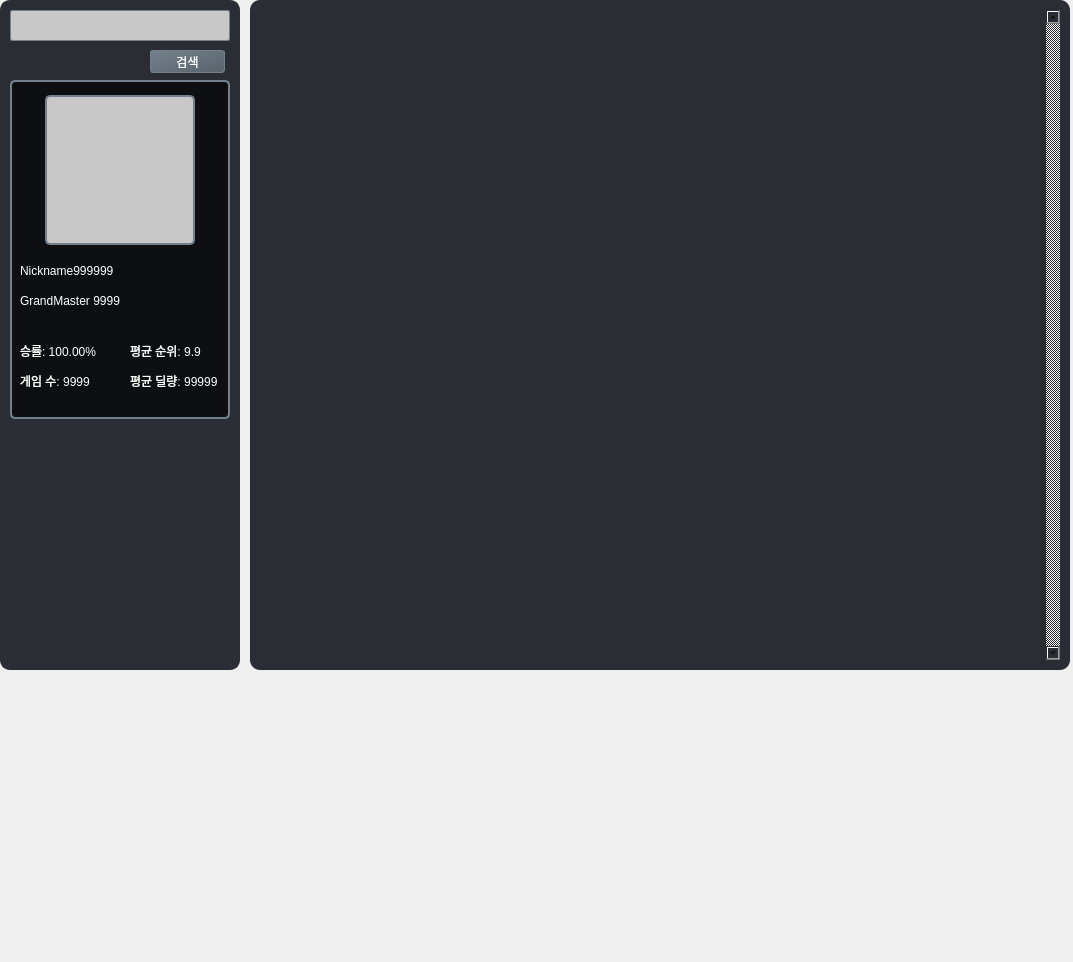
Qt form Data/UI/Record/RecordFrame.ui (CSID-DGU/2024-1-OSSP2-team-08-GameAssistant) before a commit.
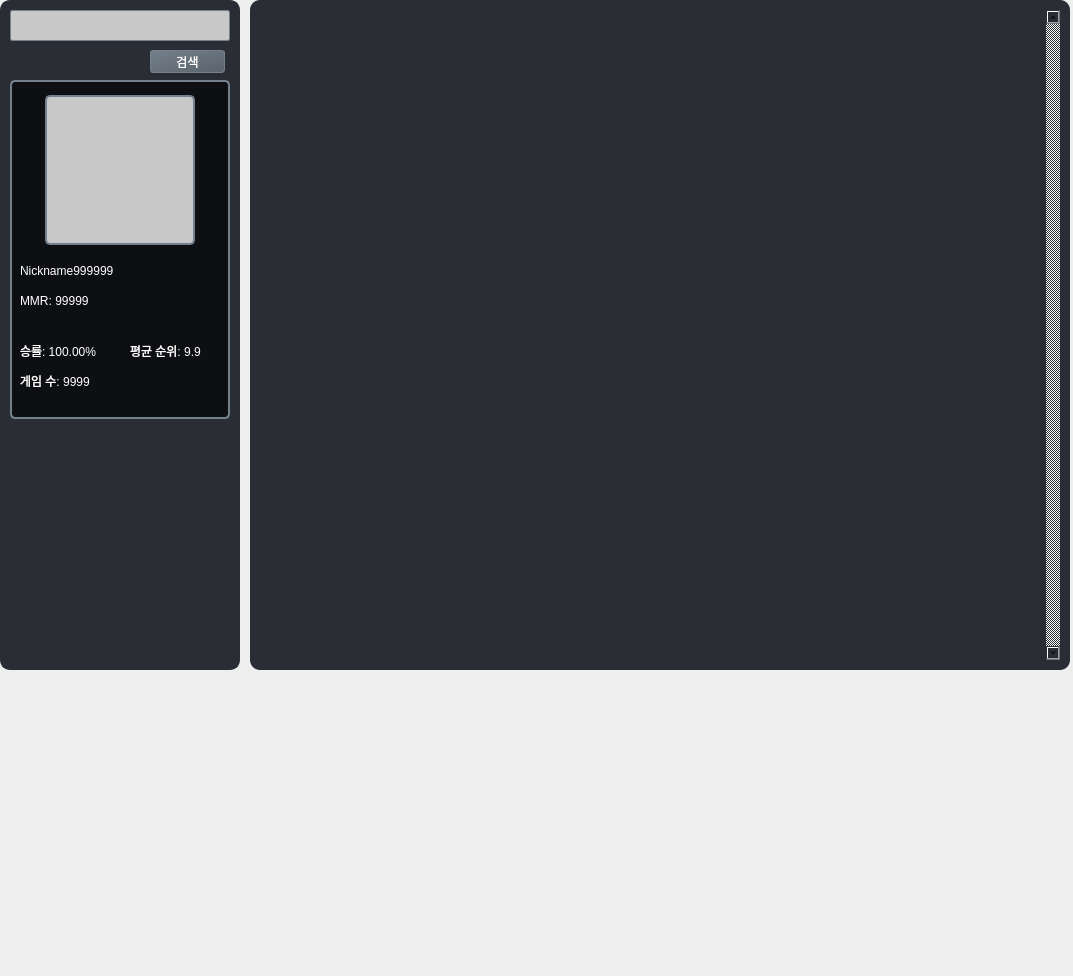
The same form after that commit. Icons and pictures are not drawn.

```diff
--- a/Data/UI/Record/RecordFrame.ui
+++ b/Data/UI/Record/RecordFrame.ui
@@ -7,7 +7,7 @@
     <x>0</x>
     <y>0</y>
     <width>1073</width>
-    <height>962</height>
+    <height>976</height>
    </rect>
   </property>
   <property name="windowTitle">
@@ -88,7 +88,7 @@
 border:0px;</string>
       </property>
       <property name="text">
-       <string>GrandMaster 9999</string>
+       <string>MMR: 99999</string>
       </property>
      </widget>
      <widget class="QLabel" name="Nickname">
@@ -188,24 +188,6 @@
        <string>게임 수: 9999</string>
       </property>
      </widget>
-     <widget class="QLabel" name="avgDeal">
-      <property name="geometry">
-       <rect>
-        <x>120</x>
-        <y>290</y>
-        <width>91</width>
-        <height>21</height>
-       </rect>
-      </property>
-      <property name="styleSheet">
-       <string notr="true">font: 9pt &quot;KoPub돋움체 Bold&quot;;
-color: rgb(255, 255, 255);
-border:0px;</string>
-      </property>
-      <property name="text">
-       <string>평균 딜량: 99999</string>
-      </property>
-     </widget>
     </widget>
     <widget class="QLineEdit" name="NameInput">
      <property name="geometry">
```
